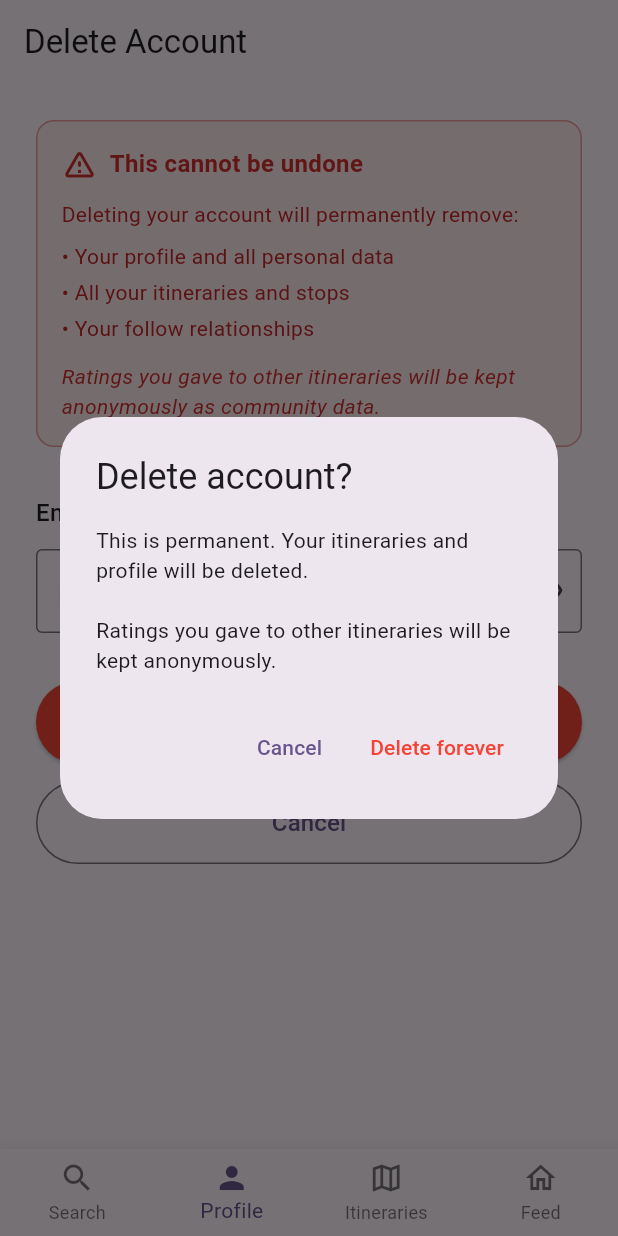
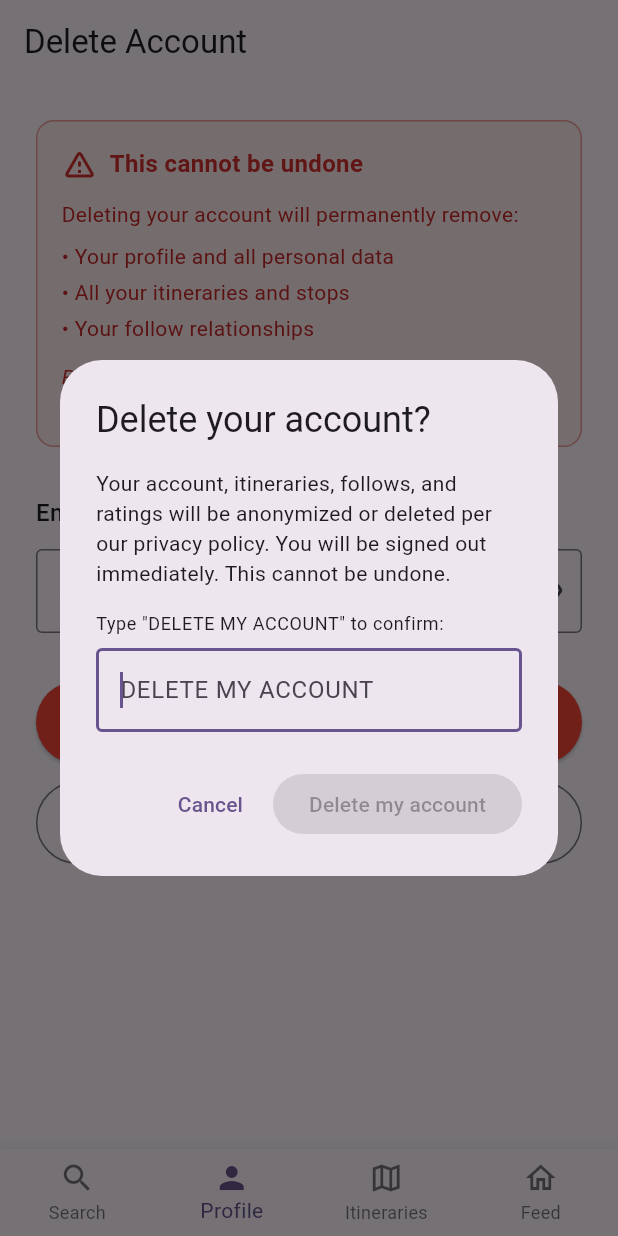
Before and after one commit to IsmailKARROUD/ntripi, a Flutter app: the DeleteAccountScreen screen opened by its route, after a tap on "Delete My Account", on a phone screen of 412 x 824 dp. Run offline on Flutter 3.47's test engine with Material 3 defaults, Android fonts, the phone set to English and light mode, and no system bars; our stand-ins replace dio, flutter_map, flutter_riverpod, flutter_secure_storage, go_router, latlong2 and 1 more; accounts and stored records are empty.

Commit message:
feat: 3-tier destructive action confirmation system with undo support
Standardizes all destructive actions across the Flutter app using a three-tier confirmation system matched to consequence level.

New shared helper lib/core/ui/destructive_actions.dart provides three functions used everywhere:

Tier 1 showUndoableActionSnackbar — acts immediately, offers 5-second UNDO
Tier 2 confirmDestructiveAction — simple AlertDialog, Cancel has default focus, Delete styled in error color
Tier 3 confirmTypedDestructiveAction — user must type a phrase exactly before the button enables; barrier not dismissible
Site inventory:

Tier	Action	Before
1	Unfollow user	Blocking confirm dialog
1	Remove from allowlist	No confirmation
2	Cancel follow request	Inline dialog
2	Delete annotation	No confirmation
2	Delete stop	Inline dialog
2	Delete transit segment	Inline dialog
2	Delete own rating	No button existed
3	Delete itinerary	Simple Tier 2 dialog
3	Delete account	Simple Tier 2 dialog
Account deletion is now two steps: type DELETE MY ACCOUNT first, then re-enter password. The delete rating button (trash icon) is added to the rating bottom sheet when the user already has a rating — it was missing entirely before.

No backend changes. No tests required — destructive action UX is validated manually.

```diff
--- /dev/null
+++ b/social_flutter/lib/core/ui/destructive_actions.dart
@@ -0,0 +1,199 @@
+// core/ui/destructive_actions.dart — Three-tier confirmation system.
+//
+// Tier 1 — showUndoableActionSnackbar  (cheap, reversible actions)
+// Tier 2 — confirmDestructiveAction    (simple confirmation dialog)
+// Tier 3 — confirmTypedDestructiveAction (type-to-confirm dialog)
+
+import 'package:flutter/material.dart';
+
+// ---------------------------------------------------------------------------
+// Tier 2 — Simple confirmation dialog
+// ---------------------------------------------------------------------------
+
+/// Shows an AlertDialog asking the user to confirm a destructive action.
+/// Returns true if confirmed, false if cancelled or dismissed.
+/// Cancel button has default focus so accidental taps don't destroy data.
+Future<bool> confirmDestructiveAction({
+  required BuildContext context,
+  required String title,
+  required String message,
+  String confirmLabel = 'Delete',
+  String cancelLabel = 'Cancel',
+}) async {
+  final result = await showDialog<bool>(
+    context: context,
+    barrierDismissible: true,
+    builder: (ctx) => AlertDialog(
+      title: Text(title),
+      content: Text(message),
+      actions: [
+        TextButton(
+          autofocus: true,
+          onPressed: () => Navigator.pop(ctx, false),
+          child: Text(cancelLabel),
+        ),
+        FilledButton(
+          style: FilledButton.styleFrom(
+            backgroundColor: Theme.of(ctx).colorScheme.error,
+            foregroundColor: Theme.of(ctx).colorScheme.onError,
+          ),
+          onPressed: () => Navigator.pop(ctx, true),
+          child: Text(confirmLabel),
+        ),
+      ],
+    ),
+  );
+  return result ?? false;
+}
+
+// ---------------------------------------------------------------------------
+// Tier 3 — Type-to-confirm dialog
+// ---------------------------------------------------------------------------
+
+/// Shows a dialog where the user must type [requiredText] exactly before
+/// the confirm button is enabled. Case-sensitive. Barrier is not dismissible
+/// — the user must explicitly tap Cancel.
+Future<bool> confirmTypedDestructiveAction({
+  required BuildContext context,
+  required String title,
+  required String message,
+  required String requiredText,
+  String confirmLabel = 'Delete',
+  String cancelLabel = 'Cancel',
+  String? hintText,
+}) async {
+  final result = await showDialog<bool>(
+    context: context,
+    barrierDismissible: false,
+    builder: (ctx) => _TypedConfirmDialog(
+      title: title,
+      message: message,
+      requiredText: requiredText,
+      confirmLabel: confirmLabel,
+      cancelLabel: cancelLabel,
+      hintText: hintText ?? requiredText,
+    ),
+  );
+  return result ?? false;
+}
+
+class _TypedConfirmDialog extends StatefulWidget {
+  final String title;
+  final String message;
+  final String requiredText;
+  final String confirmLabel;
+  final String cancelLabel;
+  final String hintText;
+
+  const _TypedConfirmDialog({
+    required this.title,
+    required this.message,
+    required this.requiredText,
+    required this.confirmLabel,
+    required this.cancelLabel,
+    required this.hintText,
+  });
+
+  @override
+  State<_TypedConfirmDialog> createState() => _TypedConfirmDialogState();
+}
+
+class _TypedConfirmDialogState extends State<_TypedConfirmDialog> {
+  final _controller = TextEditingController();
+
+  @override
+  void initState() {
+    super.initState();
+    _controller.addListener(() => setState(() {}));
+  }
+
+  @override
+  void dispose() {
+    _controller.dispose();
+    super.dispose();
+  }
+
+  bool get _isValid => _controller.text.trim() == widget.requiredText;
+
+  @override
+  Widget build(BuildContext context) {
+    return AlertDialog(
+      title: Text(widget.title),
+      content: Column(
+        mainAxisSize: MainAxisSize.min,
+        crossAxisAlignment: CrossAxisAlignment.start,
+        children: [
+          Text(widget.message),
+          const SizedBox(height: 16),
+          Text(
+            'Type "${widget.requiredText}" to confirm:',
+            style: Theme.of(context).textTheme.bodySmall,
+          ),
+          const SizedBox(height: 8),
+          TextField(
+            controller: _controller,
+            autofocus: true,
+            decoration: InputDecoration(
+              border: const OutlineInputBorder(),
+              hintText: widget.hintText,
+            ),
+          ),
+        ],
+      ),
+      actions: [
+        TextButton(
+          onPressed: () => Navigator.pop(context, false),
+          child: Text(widget.cancelLabel),
+        ),
+        FilledButton(
+          style: FilledButton.styleFrom(
+            backgroundColor: Theme.of(context).colorScheme.error,
+            foregroundColor: Theme.of(context).colorScheme.onError,
+          ),
+          onPressed: _isValid ? () => Navigator.pop(context, true) : null,
+          child: Text(widget.confirmLabel),
+        ),
+      ],
+    );
+  }
+}
+
+// ---------------------------------------------------------------------------
+// Tier 1 — Undoable action snackbar
+// ---------------------------------------------------------------------------
+
+/// Hides any current snackbar, then shows "[message] UNDO" for [duration].
+/// If the user taps UNDO, [onUndo] is called. Errors in [onUndo] show a
+/// second snackbar with error styling.
+void showUndoableActionSnackbar({
+  required BuildContext context,
+  required String message,
+  required Future<void> Function() onUndo,
+  Duration duration = const Duration(seconds: 5),
+}) {
+  final messenger = ScaffoldMessenger.of(context);
+  messenger.hideCurrentSnackBar();
+  messenger.showSnackBar(
+    SnackBar(
+      content: Text(message),
+      duration: duration,
+      action: SnackBarAction(
+        label: 'UNDO',
+        onPressed: () async {
+          try {
+            await onUndo();
+          } catch (e) {
+            if (context.mounted) {
+              ScaffoldMessenger.of(context).showSnackBar(
+                SnackBar(
+                  content: Text('Could not undo: $e'),
+                  backgroundColor: Theme.of(context).colorScheme.error,
+                ),
+              );
+            }
+          }
+        },
+      ),
+    ),
+  );
+}
--- a/social_flutter/lib/features/profile/presentation/delete_account_screen.dart
+++ b/social_flutter/lib/features/profile/presentation/delete_account_screen.dart
@@ -7,6 +7,7 @@
 import 'package:flutter/material.dart';
 import 'package:flutter_riverpod/flutter_riverpod.dart';
 import 'package:go_router/go_router.dart';
+import 'package:social_flutter/core/ui/destructive_actions.dart';
 import 'package:social_flutter/features/auth/providers/auth_provider.dart';
 import 'package:social_flutter/features/profile/data/profile_repository.dart';
 import 'package:social_flutter/features/profile/providers/profile_provider.dart';
@@ -32,30 +33,20 @@ class _DeleteAccountScreenState extends ConsumerState<DeleteAccountScreen> {
   }
 
   Future<void> _confirmAndDelete() async {
-    // Confirmation dialog before the destructive action.
-    final confirmed = await showDialog<bool>(
+    // Step 1 — Tier 3 type-to-confirm.
+    final typed = await confirmTypedDestructiveAction(
       context: context,
-      builder: (ctx) => AlertDialog(
-        title: const Text('Delete account?'),
-        content: const Text(
-          'This is permanent. Your itineraries and profile will be deleted.\n\n'
-          'Ratings you gave to other itineraries will be kept anonymously.',
-        ),
-        actions: [
-          TextButton(
-            onPressed: () => Navigator.pop(ctx, false),
-            child: const Text('Cancel'),
-          ),
-          TextButton(
-            style: TextButton.styleFrom(foregroundColor: Colors.red),
-            onPressed: () => Navigator.pop(ctx, true),
-            child: const Text('Delete forever'),
-          ),
-        ],
-      ),
+      title: 'Delete your account?',
+      message: 'Your account, itineraries, follows, and ratings will be '
+          'anonymized or deleted per our privacy policy. You will be signed '
+          'out immediately. This cannot be undone.',
+      requiredText: 'DELETE MY ACCOUNT',
+      confirmLabel: 'Delete my account',
+      hintText: 'DELETE MY ACCOUNT',
     );
+    if (!typed || !mounted) return;
 
-    if (confirmed != true) return;
+    // Step 2 — password re-entry (existing logic below).
 
     setState(() {
       _isLoading = true;
```
Also changed, not shown: social_flutter/lib/features/itineraries/presentation/itinerary_detail_screen.dart (+7 -18 lines), social_flutter/lib/features/itineraries/presentation/itinerary_form_screen.dart (+16 -0 lines), social_flutter/lib/features/itineraries/presentation/itinerary_list_screen.dart (+9 -19 lines), social_flutter/lib/features/itineraries/presentation/stop_form_screen.dart (+12 -18 lines), social_flutter/lib/features/itineraries/presentation/widgets/rate_itinerary_dialog.dart (+34 -0 lines), social_flutter/lib/shared/widgets/follow_button.dart (+24 -39 lines).
